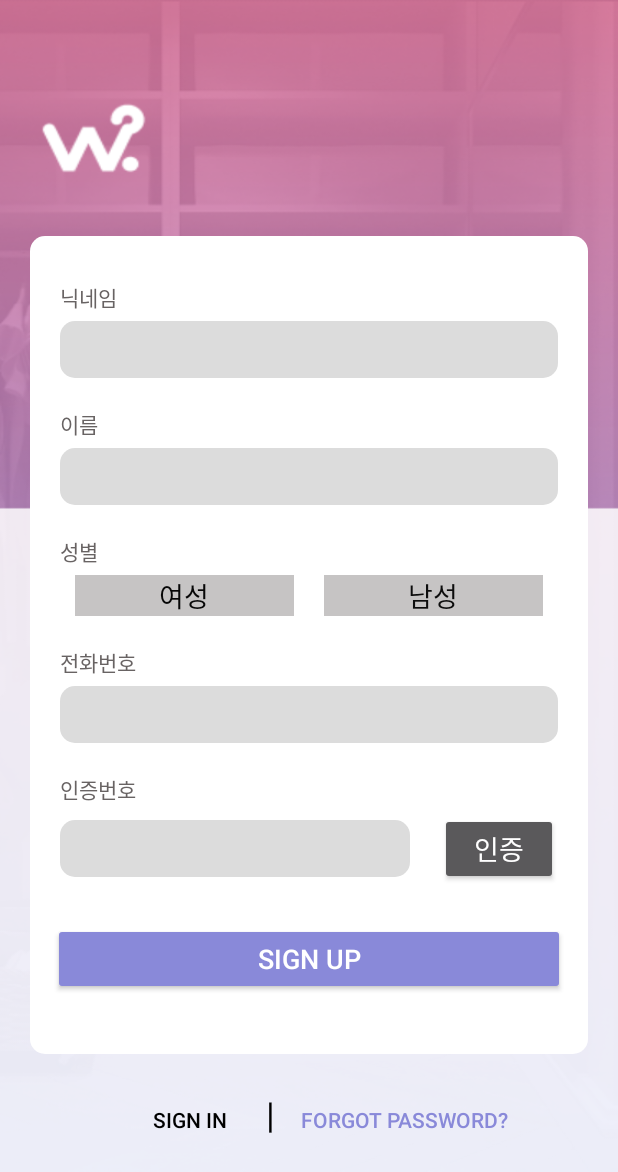
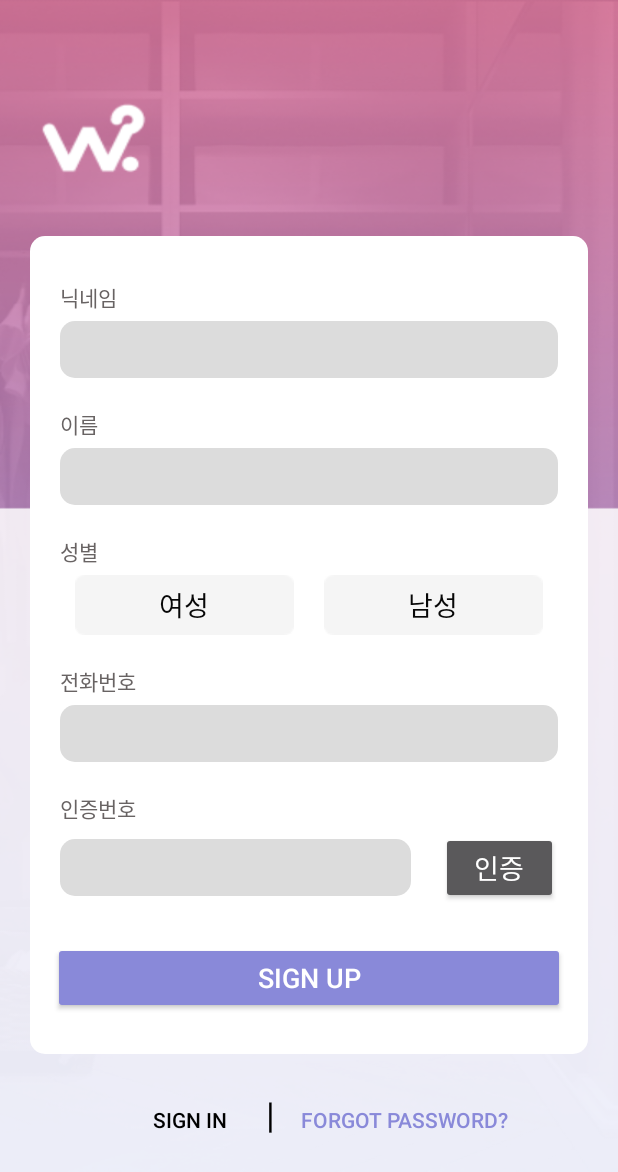
Before and after one commit to twinklesu/5G, an Android app: the JoinActivity2 screen opened directly, with no data from a screen before it, on a phone screen of 412 x 824 dp. Shown: the top 1172 px of the screen. Run offline under Robolectric (Android 15) with nearby library versions, the phone set to English and light mode, and no system bars; our stand-ins replace Volley; network calls fail.

Commit message:
modify join sex checkbox

```diff
--- a/app/src/main/AndroidManifest.xml
+++ b/app/src/main/AndroidManifest.xml
@@ -48,7 +48,8 @@
         </activity>
         <activity
             android:name=".JoinActivity2"
-            android:theme="@style/Theme.AppCompat.NoActionBar" />
+            android:theme="@style/Theme.AppCompat.NoActionBar" >
+        </activity>
         <activity
             android:name=".JoinActivity1"
             android:theme="@style/Theme.AppCompat.NoActionBar" />
--- a/app/src/main/java/com/example/weather/JoinActivity2.java
+++ b/app/src/main/java/com/example/weather/JoinActivity2.java
@@ -31,7 +31,7 @@ public class JoinActivity2 extends AppCompatActivity {
     String TAG = JoinActivity2.class.getSimpleName();
 
     EditText edtNickName, edtName, edtTel, edtCertification;
-    RadioButton radiobtnWoman, radiobtnMan;
+    CheckBox radiobtnWoman, radiobtnMan;
     Button btnCertification, btnSignUp;
     int user_sex;
 
--- a/app/src/main/res/drawable/radiobutton.xml
+++ b/app/src/main/res/drawable/radiobutton.xml
@@ -1,16 +1,7 @@
 <?xml version="1.0" encoding="utf-8"?>
 <selector xmlns:android="http://schemas.android.com/apk/res/android">
-    <item
-        android:drawable="@drawable/b"
-        android:state_checked="true"
-        android:state_pressed="true" />
-    <item
-        android:drawable="@drawable/a"
-        android:state_pressed="true" />
-    <item
-        android:drawable="@drawable/a"
-        android:state_checked="true" />
-    <item
-        android:drawable="@drawable/b" />
-
+    <item android:drawable="@drawable/radio_checked" android:state_checked="true"/>
+    <item android:drawable="@drawable/radio_checked" android:state_pressed="true"/>
+    <item android:drawable="@drawable/radio_unchecked" android:state_pressed="false"/>
+    <item android:drawable="@drawable/radio_unchecked" android:state_checked="false"/>
 </selector>
--- a/app/src/main/res/layout/activity_join2.xml
+++ b/app/src/main/res/layout/activity_join2.xml
@@ -88,34 +88,32 @@
             android:layout_marginTop="5dp"
             android:orientation="horizontal">
 
-            <RadioButton
+            <CheckBox
                 android:id="@+id/radiobtnWoman"
                 android:layout_width="0dp"
                 android:layout_height="wrap_content"
                 android:layout_marginLeft="30dp"
                 android:layout_marginRight="10dp"
                 android:layout_weight="1"
-                android:background="@android:color/darker_gray"
-                android:backgroundTint="#85938F8F"
-                android:button="@drawable/radiobutton"
-                android:gravity="center"
+                android:button="@android:color/transparent"
+                android:background="@drawable/radiobutton"
+                android:gravity="center|center_horizontal|center_vertical"
                 android:text="여성"
                 android:textColor="#070707"
                 android:textSize="18sp" />
 
-            <RadioButton
+            <CheckBox
                 android:id="@+id/radiobtnMan"
                 android:layout_width="0dp"
                 android:layout_height="wrap_content"
                 android:layout_marginLeft="10dp"
                 android:layout_marginRight="30dp"
                 android:layout_weight="1"
-                android:background="@android:color/darker_gray"
-                android:backgroundTint="#85938F8F"
-                android:button="@drawable/radiobutton"
-                android:gravity="center"
+                android:button="@android:color/transparent"
+                android:background="@drawable/radiobutton"
+                android:gravity="center|center_horizontal|center_vertical"
                 android:text="남성"
-                android:textColor="#0C0C0C"
+                android:textColor="#070707"
                 android:textSize="18sp" />
 
         </LinearLayout>
@@ -160,11 +158,12 @@
 
             <EditText
                 android:id="@+id/edtCertification"
-                android:layout_width="wrap_content"
+                android:layout_width="0dp"
                 android:layout_height="wrap_content"
                 android:layout_marginLeft="20dp"
                 android:layout_marginTop="5dp"
                 android:layout_marginRight="20dp"
+                android:layout_weight="3"
                 android:background="@drawable/rounded_edittext"
                 android:ems="10"
                 android:inputType="textPostalAddress"
@@ -176,7 +175,7 @@
 
             <Button
                 android:id="@+id/btnCertification"
-                android:layout_width="wrap_content"
+                android:layout_width="0dp"
                 android:layout_height="wrap_content"
                 android:layout_marginTop="5dp"
                 android:layout_marginRight="20dp"
```
Also changed, not shown: app/src/main/res/drawable-v24/radio_checked.png (added), app/src/main/res/drawable-v24/radio_unchecked.png (added).
